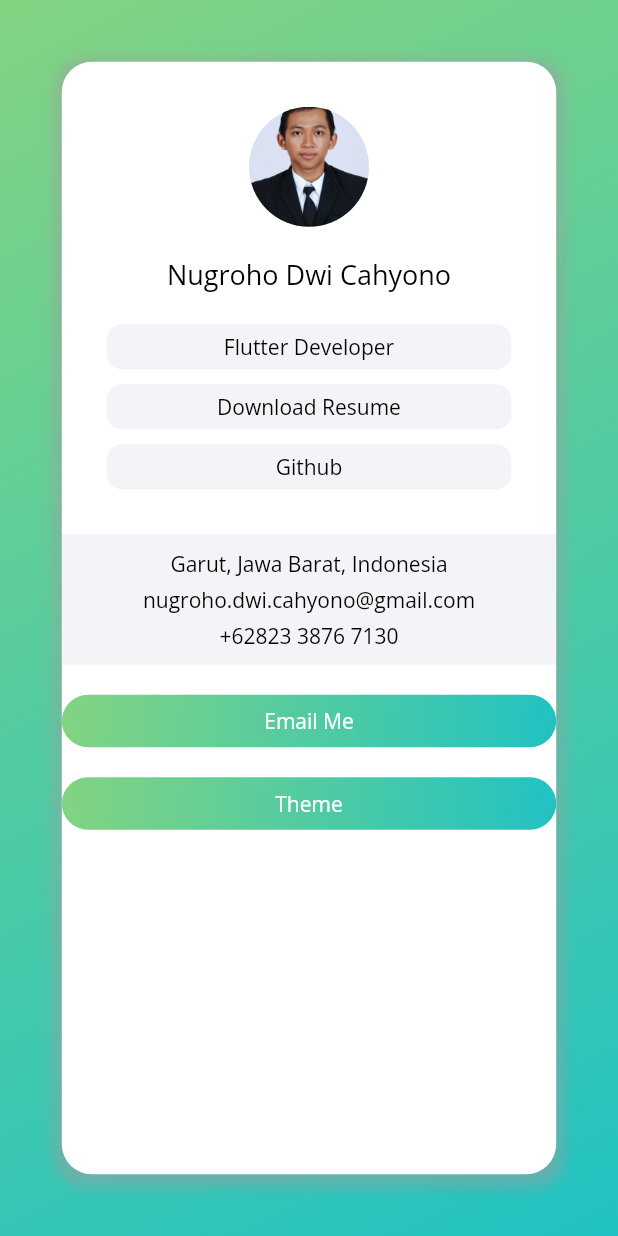
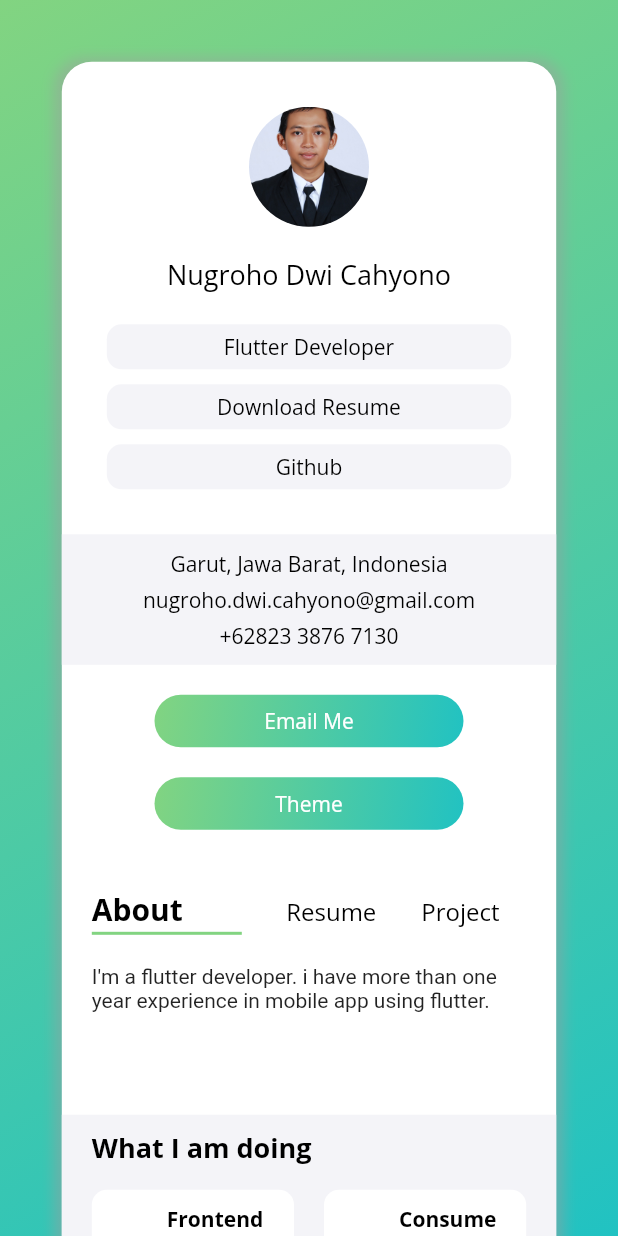
Before and after one commit to nugroh03/portoku, a Flutter app: the screen it shows after launch, on a phone screen of 412 x 824 dp. Run offline on Flutter 3.47's test engine with Material 2 defaults, Android fonts, the phone set to English and light mode, and no system bars; our stand-ins replace google_fonts.

Commit message:
. update

```diff
--- a/lib/page/home_page.dart
+++ b/lib/page/home_page.dart
@@ -137,7 +137,7 @@ class _HomePageState extends State<HomePage> {
             width:
                 (Responsive.isDesktop(context) || Responsive.isTablet(context))
                     ? (width)
-                    : (width * 5),
+                    : (width * 0.5),
           ),
           SizedBox(
             height: 20,
@@ -147,7 +147,7 @@ class _HomePageState extends State<HomePage> {
             width:
                 (Responsive.isDesktop(context) || Responsive.isTablet(context))
                     ? (width)
-                    : (width * 5),
+                    : (width * 0.5),
           )
         ]),
       );
@@ -355,8 +355,12 @@ class _HomePageState extends State<HomePage> {
     Widget resume() {
       return Expanded(
           child: Container(
-        child: ListView(
-          shrinkWrap: false,
+        decoration: BoxDecoration(
+            color: greyColor,
+            borderRadius: BorderRadius.only(
+                bottomLeft: Radius.circular(20),
+                bottomRight: Radius.circular(20))),
+        child: Column(
           children: [
             Container(
               constraints: BoxConstraints(minHeight: 200),
@@ -445,7 +449,6 @@ class _HomePageState extends State<HomePage> {
               ),
             ),
             Container(
-              color: greyColor,
               child: Row(
                 children: [
                   Expanded(
@@ -634,7 +637,8 @@ class _HomePageState extends State<HomePage> {
       child: Scaffold(
         backgroundColor: Colors.transparent,
         body: Responsive(
-          mobile: Container(
+          mobile: SingleChildScrollView(
+            child: Container(
               margin: EdgeInsets.symmetric(
                 horizontal: width * 0.1,
                 vertical: height * 0.05,
@@ -651,12 +655,10 @@ class _HomePageState extends State<HomePage> {
                   ),
                 ],
               ),
-            child: SingleChildScrollView(
               child: Column(
                 children: [
                   Container(
                     width: width,
-                    height: height,
                     child: Column(
                       children: [
                         headerImage(),
@@ -666,9 +668,12 @@ class _HomePageState extends State<HomePage> {
                       ],
                     ),
                   ),
+                  SizedBox(
+                    height: 20,
+                  ),
                   Container(
                       width: width,
-                      height: height,
+                      height: height * 1.5,
                       child: Column(
                         children: [
                           menuButton(),
```
Also changed, not shown: 3 other files. Lines whose indentation alone changed are shown as unchanged.
